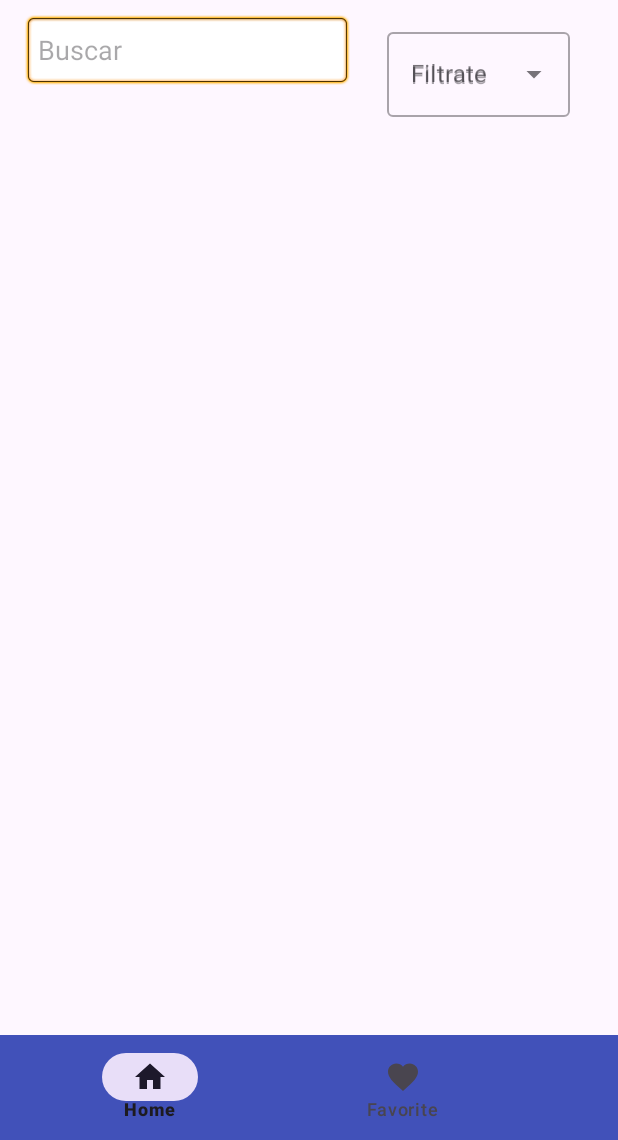
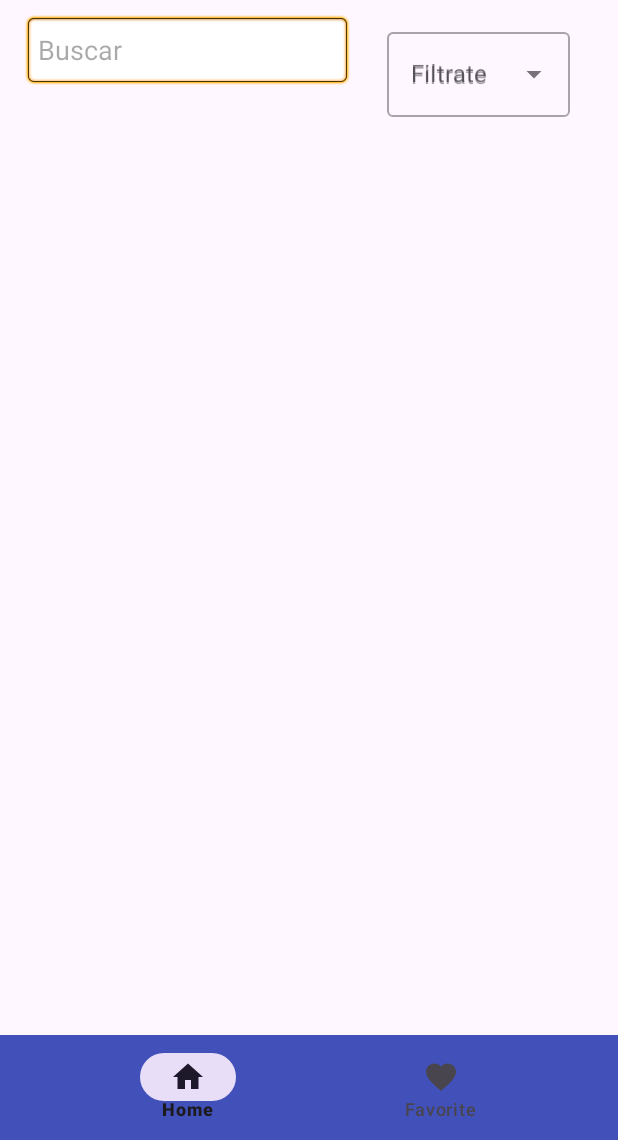
Before and after one commit to AnderLH/Reto1_grupo2_PMDM, an Android app: the SongActivity screen opened directly, with no data from a screen before it, on a phone screen of 412 x 824 dp, the part 96-1236 px from its top. Run offline under Robolectric (Android 15) with nearby library versions, the phone set to English and light mode, and no system bars; pictures from the network do not load; 4 statements that could not run were skipped.

Commit message:
nav header controller updated

```diff
--- a/app/src/main/java/com/grupo2/speakr/ui/songs/SongActivity.kt
+++ b/app/src/main/java/com/grupo2/speakr/ui/songs/SongActivity.kt
@@ -1,5 +1,6 @@
 package com.grupo2.speakr.ui.songs
 
+import android.content.Intent
 import com.grupo2.speakr.ui.songs.all.HomeFragment
 import androidx.appcompat.app.AppCompatActivity
 import android.os.Bundle
@@ -15,6 +16,8 @@ import com.google.android.material.navigation.NavigationView
 import com.grupo2.speakr.R
 import com.grupo2.speakr.databinding.ActivitySongBinding
 import com.grupo2.speakr.ui.songs.favourite.FavouriteFragment
+import com.grupo2.speakr.ui.users.login.LoginActivity
+import com.grupo2.speakr.ui.users.password.PasswordFragment
 
 class SongActivity : AppCompatActivity(), NavigationView.OnNavigationItemSelectedListener {
 
@@ -50,7 +53,12 @@ class SongActivity : AppCompatActivity(), NavigationView.OnNavigationItemSelecte
 
     override fun onNavigationItemSelected(item: MenuItem): Boolean {
        when(item.itemId){
-           //R.id.nav_prime -> openFragment(PrimeFragment())
+           R.id.bottom_change_password -> openFragment(PasswordFragment())
+           R.id.bottom_logout -> {
+               val intent = Intent(this, LoginActivity::class.java)
+               intent.flags = Intent.FLAG_ACTIVITY_NEW_TASK or Intent.FLAG_ACTIVITY_CLEAR_TASK
+               startActivity(intent)
+           }
        }
        binding.drawerLayout.closeDrawer(GravityCompat.START)
        return true
--- a/app/src/main/res/layout/activity_song.xml
+++ b/app/src/main/res/layout/activity_song.xml
@@ -36,7 +36,8 @@
 
         <androidx.coordinatorlayout.widget.CoordinatorLayout
             android:layout_width="match_parent"
-            android:layout_height="match_parent">
+            android:layout_height="match_parent"
+            android:gravity="center">
 
             <!-- BottomAppBar with BottomNavigation -->
             <com.google.android.material.bottomappbar.BottomAppBar
@@ -45,20 +46,29 @@
                 android:layout_height="70dp"
                 android:layout_gravity="bottom"
                 android:backgroundTint="@color/colorPrimaryDark"
-                app:fabCradleMargin="10dp"
+                app:fabCradleMargin="1dp"
                 app:fabCradleRoundedCornerRadius="50dp"
                 tools:ignore="VisualLintBottomAppBar">
 
-                <com.google.android.material.bottomnavigation.BottomNavigationView
-                    android:id="@+id/bottom_navigation"
-                    android:layout_width="wrap_content"
+                <LinearLayout
+                    android:layout_width="match_parent"
                     android:layout_height="wrap_content"
-                    android:background="@android:color/transparent"
-                    app:labelVisibilityMode="labeled"
-                    app:menu="@menu/bottom_menu" />
+                    android:gravity="center">
+
+                    <com.google.android.material.bottomnavigation.BottomNavigationView
+                        android:id="@+id/bottom_navigation"
+                        android:layout_width="match_parent"
+                        android:layout_height="wrap_content"
+                        android:background="@android:color/transparent"
+                        app:labelVisibilityMode="labeled"
+                        app:menu="@menu/bottom_menu" />
+                </LinearLayout>
             </com.google.android.material.bottomappbar.BottomAppBar>
 
         </androidx.coordinatorlayout.widget.CoordinatorLayout>
+
+
+
 
     </RelativeLayout>
 
--- a/app/src/main/res/values/strings.xml
+++ b/app/src/main/res/values/strings.xml
@@ -17,4 +17,6 @@
     <string name="login">Log in</string>
     <string name="favorite">Favorite</string>
     <string name="returnToLogin">Return</string>
+    <!-- TODO: Remove or change this placeholder text -->
+    <string name="hello_blank_fragment">Hello blank fragment</string>
 </resources>
```
